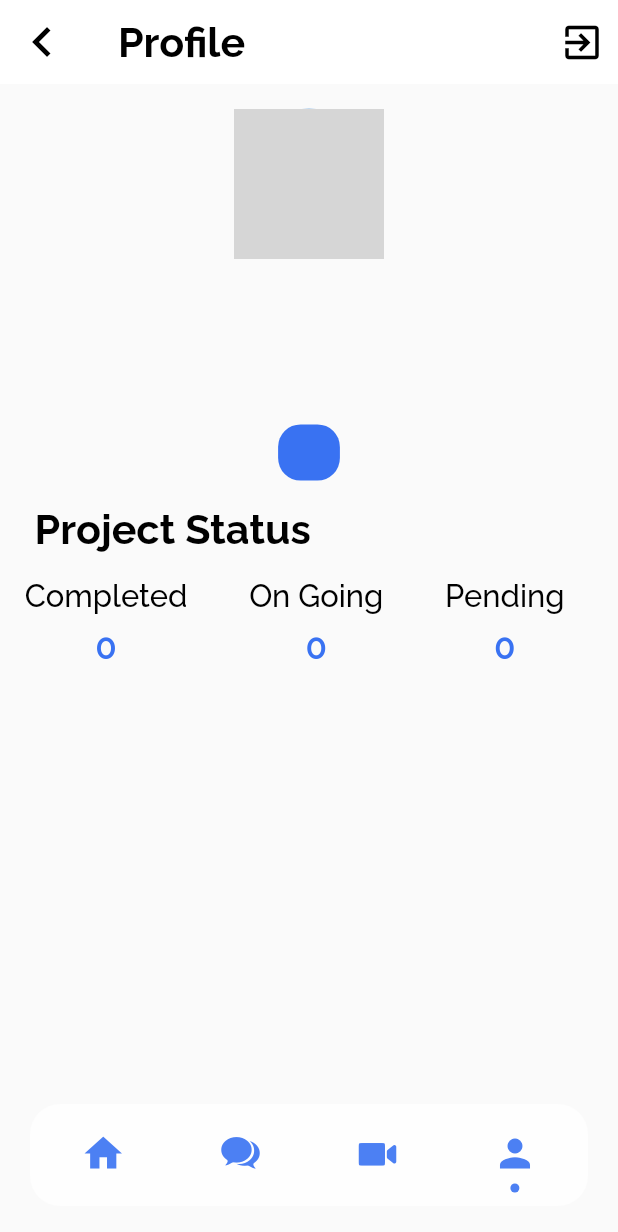
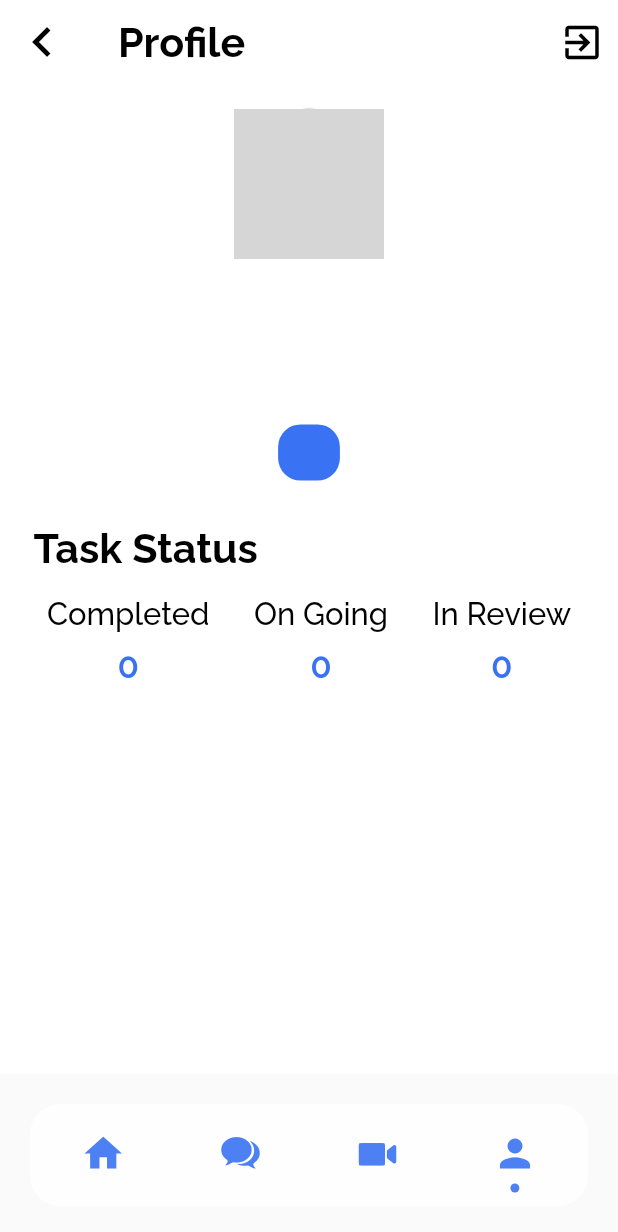
Before and after one commit to bhaveshs012/project_manager_hackathon, a Flutter app: the screen it shows once a user with an empty profile is signed in, item 4 of the bottom bar chosen, on a phone screen of 412 x 824 dp. Shown: the top 1232 px of the screen. Run offline on Flutter 3.47's test engine with Material 2 defaults, Android fonts, the phone set to English and light mode, and no system bars; our stand-ins replace cloud_firestore, date_picker_timeline, firebase_auth, firebase_core, get, google_fonts and 3 more; missing offline and left inert: stream_chat_flutter; accounts and stored records are empty; network calls fail; grey boxes are pictures that could not be loaded.

Commit message:
Added Task Scheduling

```diff
--- a/lib/config/themes.dart
+++ b/lib/config/themes.dart
@@ -12,7 +12,6 @@ class Themes {
   static const mPriorityPrimaryColor = Color.fromARGB(255, 252, 247, 235);
   static const mPrioritySecondaryColor = Color(0xffFDBF0B);
   static const primaryColor = Color(0xff3972F2);
-
 }
 
 TextStyle get title1Style {
--- a/lib/models/projects.dart
+++ b/lib/models/projects.dart
@@ -4,9 +4,13 @@ class Project {
     required this.id,
     required this.image,
     required this.desc,
+    required this.totalTasks,
+     required this.taskCompleted,
   });
   final String name;
   final int image;
   final String id;
   final String desc;
+  final  totalTasks;
+  final int? taskCompleted;
 }
--- a/lib/screens/profileScreen/profile_screen.dart
+++ b/lib/screens/profileScreen/profile_screen.dart
@@ -1,9 +1,12 @@
 import 'package:firebase_auth/firebase_auth.dart';
 import 'package:flutter/material.dart';
 import 'package:get/get.dart';
+import 'package:google_sign_in/google_sign_in.dart';
 import 'package:project_manager_hackathon/config/themes.dart';
+import 'package:project_manager_hackathon/controllers/google_signin.dart';
 import 'package:project_manager_hackathon/models/users.dart';
 import 'package:project_manager_hackathon/screens/sharedWidget/bottom_navbar.dart';
+import 'package:provider/provider.dart';
 import 'package:sizer/sizer.dart';
 
 class ProfileScreen extends StatelessWidget {
@@ -14,6 +17,7 @@ class ProfileScreen extends StatelessWidget {
   @override
   Widget build(BuildContext context) {
     return Scaffold(
+      backgroundColor: Colors.white,
       appBar: AppBar(
         title: Text(
           " Profile ",
@@ -35,16 +39,20 @@ class ProfileScreen extends StatelessWidget {
             icon: const Icon(
               Icons.exit_to_app,
               size: 30,
+              color: Colors.black,
             ),
-            onPressed: () => null,
-            color: Colors.black,
+            onPressed: () {
+              final provider =
+                  Provider.of<GoogleSignInProvider>(context, listen: false);
+              provider.GoogleLogOut();
+            },
           ),
         ],
       ),
       body: Padding(
         padding: padding,
         child: Column(
-          // crossAxisAlignment: CrossAxisAlignment.center,
+          crossAxisAlignment: CrossAxisAlignment.center,
           children: [
             Center(
               child: CircleAvatar(
@@ -75,73 +83,30 @@ class ProfileScreen extends StatelessWidget {
                     color: Colors.white, fontWeight: FontWeight.w600),
               ),
             ),
-            SizedBox(height: 2.h),
+            SizedBox(height: 3.5.h),
             Row(
               children: [
                 Text(
-                  " Project Status",
+                  " Task Status",
                   style: title2Style,
                 )
               ],
             ),
             SizedBox(height: 2.h),
             Row(
+              mainAxisAlignment: MainAxisAlignment.spaceAround,
               children: [
-                Container(
-                  child: Column(
-                    children: [
-                      Text(
-                        "Completed",
-                        style: subtitlestyle.copyWith(fontSize: 15.sp),
-                      ),
-                      SizedBox(height: 1.h),
-                      Text(
-                        "0",
-                        style: subtitlestyle.copyWith(
-                            fontSize: 17.sp,
-                            color: Themes.primaryColor,
-                            fontWeight: FontWeight.w600),
-                      ),
-                    ],
-                  ),
+                ProjectStatus(
+                  title: "Completed",
+                  value: 0,
                 ),
-                SizedBox(width: 10.w),
-                Container(
-                  child: Column(
-                    children: [
-                      Text(
-                        "On Going",
-                        style: subtitlestyle.copyWith(fontSize: 15.sp),
-                      ),
-                      SizedBox(height: 1.h),
-                      Text(
-                        "0",
-                        style: subtitlestyle.copyWith(
-                            fontSize: 17.sp,
-                            color: Themes.primaryColor,
-                            fontWeight: FontWeight.w600),
-                      ),
-                    ],
-                  ),
+                ProjectStatus(
+                  title: "On Going",
+                  value: 0,
                 ),
-                SizedBox(width: 10.w),
-                Container(
-                  child: Column(
-                    children: [
-                      Text(
-                        "Pending",
-                        style: subtitlestyle.copyWith(fontSize: 15.sp),
-                      ),
-                      SizedBox(height: 1.h),
-                      Text(
-                        "0",
-                        style: subtitlestyle.copyWith(
-                            fontSize: 17.sp,
-                            color: Themes.primaryColor,
-                            fontWeight: FontWeight.w600),
-                      ),
-                    ],
-                  ),
+                ProjectStatus(
+                  title: "In Review",
+                  value: 0,
                 ),
               ],
             )
@@ -151,3 +116,34 @@ class ProfileScreen extends StatelessWidget {
     );
   }
 }
+
+class ProjectStatus extends StatelessWidget {
+  const ProjectStatus({
+    Key? key,
+    required this.title,
+    required this.value,
+  }) : super(key: key);
+  final String title;
+  final int value;
+  @override
+  Widget build(BuildContext context) {
+    return Container(
+      child: Column(
+        children: [
+          Text(
+            title,
+            style: subtitlestyle.copyWith(fontSize: 15.sp),
+          ),
+          SizedBox(height: 1.h),
+          Text(
+            value.toString(),
+            style: subtitlestyle.copyWith(
+                fontSize: 17.sp,
+                color: Themes.primaryColor,
+                fontWeight: FontWeight.w600),
+          ),
+        ],
+      ),
+    );
+  }
+}
--- a/lib/screens/projectScreen/assign_project_screen.dart
+++ b/lib/screens/projectScreen/create_project_screen.dart
@@ -60,7 +60,7 @@ class _AssignProjectState extends State<AssignProject> {
             ),
             Center(
                 child: StyledButton(
-              title: "Creaste project",
+              title: "Create project",
               onTap: () {
                 _projectReference.add({
                   "name": _projectNameController.text,
--- a/lib/screens/sharedWidget/bottom_navbar.dart
+++ b/lib/screens/sharedWidget/bottom_navbar.dart
@@ -1,5 +1,6 @@
 import 'package:flutter/material.dart';
 import 'package:project_manager_hackathon/models/users.dart';
+import 'package:project_manager_hackathon/screens/chatScreen/chat_init_screen.dart';
 import 'package:project_manager_hackathon/screens/profileScreen/profile_screen.dart';
 import 'package:project_manager_hackathon/screens/projectScreen/project_screen.dart';
 import 'package:project_manager_hackathon/screens/sharedWidget/nav_widget.dart';
--- a/lib/screens/taskScreen/assign_task.dart
+++ b/lib/screens/taskScreen/assign_task.dart
@@ -161,7 +161,8 @@ class _AssignTaskState extends State<AssignTask> {
                         "deadline": _selectedDate,
                         "priority": _selectedPriority,
                         "start_date": DateTime.now(),
-                        "email": _selectedEmail
+                        "email": _selectedEmail,
+                        "status" : "ongoing",
                       }).then((value) {
                         if (kDebugMode) {
                           print("task added");
--- a/lib/screens/taskScreen/widgets/task_card.dart
+++ b/lib/screens/taskScreen/widgets/task_card.dart
@@ -4,6 +4,7 @@ import 'package:intl/intl.dart';
 import 'package:project_manager_hackathon/config/themes.dart';
 import 'package:project_manager_hackathon/models/tasks.dart';
 import 'package:project_manager_hackathon/models/users.dart';
+import 'package:sizer/sizer.dart';
 
 class TaskCard extends StatelessWidget {
   const TaskCard({
@@ -47,7 +48,7 @@ class TaskCard extends StatelessWidget {
               crossAxisAlignment: CrossAxisAlignment.start,
               children: [
                 Container(
-                  margin: const EdgeInsets.only(top: 10, right: 15),
+                  margin: EdgeInsets.symmetric(vertical: 1.h, horizontal: 1.w),
                   child: Row(
                     mainAxisAlignment: MainAxisAlignment.spaceBetween,
                     children: [
@@ -87,6 +88,7 @@ class TaskCard extends StatelessWidget {
                   margin: const EdgeInsets.only(right: 5),
                   child: Text(
                     tasks.desc,
+                    overflow: TextOverflow.ellipsis,
                     style: subtitlestyle,
                   ),
                 )
```
Also changed, not shown: lib/screens/projectScreen/project_screen.dart (+31 -67 lines), lib/screens/projectScreen/widgets/project_card.dart (added, +72 -0 lines), lib/screens/sharedWidget/input_field.dart (+5 -5 lines), lib/screens/taskScreen/task_screen.dart (+1 -28 lines), lib/screens/taskScreen/widgets/priority_indicator.dart (added, +30 -0 lines).
